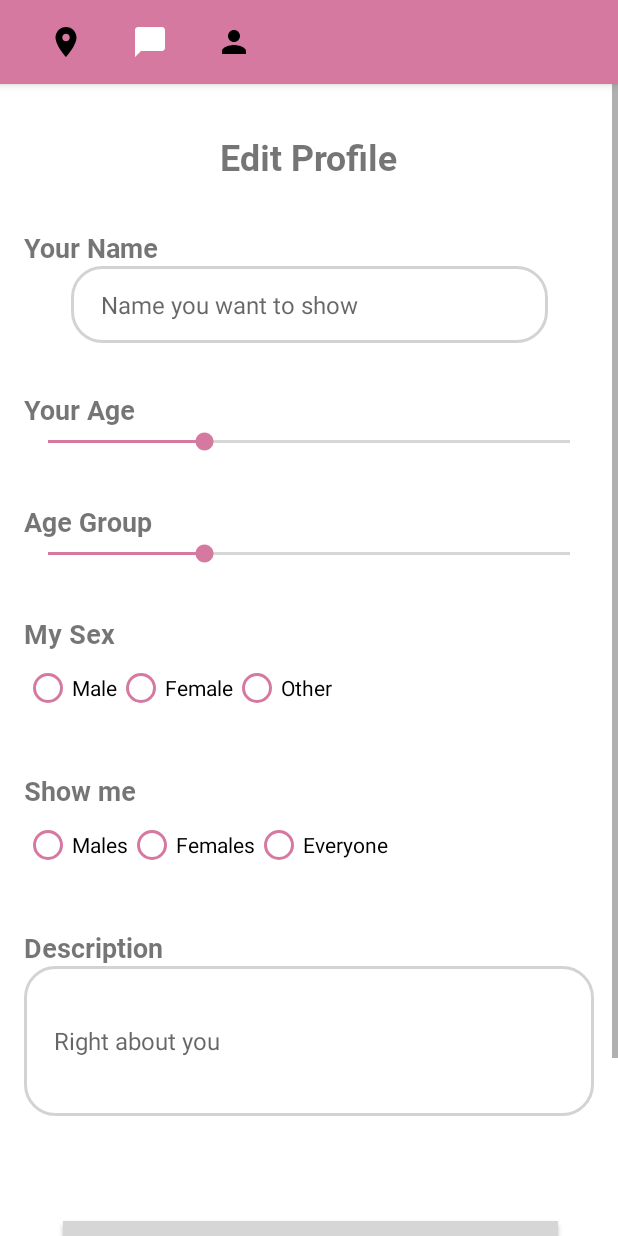
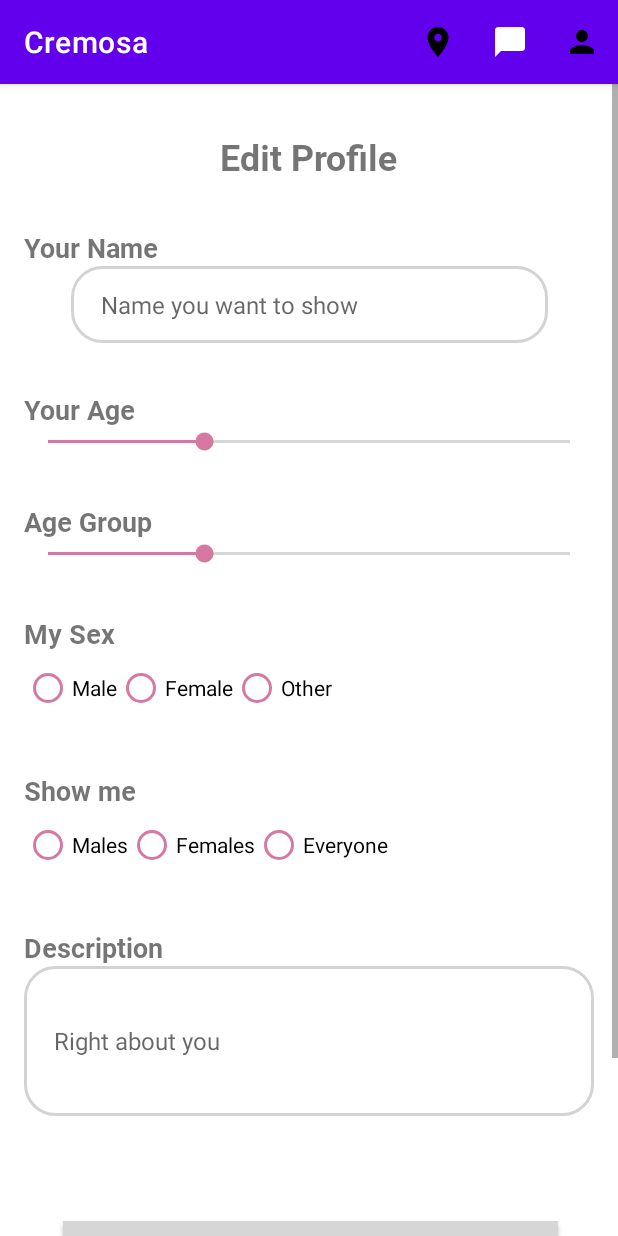
Before and after one commit to ICM-Cremosas/ICM-Main, an Android app: the EditProfile screen opened through its navigation route, on a phone screen of 412 x 824 dp. Run offline under Robolectric (Android 15) with nearby library versions, the phone set to English and light mode, and no system bars; our stand-ins replace data binding, navigation-ui; grey boxes are pictures that could not be loaded.

Commit message:
navbar working and redirecting

```diff
--- a/AREC/app/src/main/java/com/example/arec/EditProfile.kt
+++ b/AREC/app/src/main/java/com/example/arec/EditProfile.kt
@@ -1,12 +1,11 @@
 package com.example.arec
 
 import android.os.Bundle
-import android.view.LayoutInflater
-import android.view.View
-import android.view.ViewGroup
+import android.view.*
 import androidx.databinding.DataBindingUtil
 import androidx.fragment.app.Fragment
 import androidx.navigation.findNavController
+import androidx.navigation.ui.NavigationUI
 import com.example.arec.databinding.EditProfileBinding
 
 class EditProfile : Fragment() {
@@ -15,7 +14,18 @@ class EditProfile : Fragment() {
         val binding = DataBindingUtil.inflate<EditProfileBinding>(inflater, R.layout.edit_profile,container,false)
 
         binding.butSave.setOnClickListener { view : View ->
-            view.findNavController().navigate(R.id.action_editProfile_to_askLoc) }
+            view.findNavController().navigate(R.id.action_editProfile_to_profileFragment) }
+        setHasOptionsMenu(true)
         return binding.root
     }
+
+    override fun onCreateOptionsMenu(menu: Menu, inflater: MenuInflater) {
+        super.onCreateOptionsMenu(menu, inflater)
+        inflater.inflate(R.menu.toolbar_menu,menu)
+    }
+
+    override fun onOptionsItemSelected(item: MenuItem): Boolean {
+        return NavigationUI.onNavDestinationSelected(item, requireView().findNavController())
+                || super.onOptionsItemSelected(item)
+    }
 }
--- a/AREC/app/src/main/java/com/example/arec/Login.kt
+++ b/AREC/app/src/main/java/com/example/arec/Login.kt
@@ -12,7 +12,6 @@ import com.example.arec.databinding.LoginBinding
 class Login : Fragment() {
     override fun onCreateView(inflater: LayoutInflater, container: ViewGroup?, savedInstanceState: Bundle?): View? {
         val binding = DataBindingUtil.inflate<LoginBinding>(inflater, R.layout.login,container,false)
-
         binding.butLogin.setOnClickListener { view : View ->
             view.findNavController().navigate(R.id.action_login_to_mapsActivity) }
 
--- a/AREC/app/src/main/java/com/example/arec/MainActivity.kt
+++ b/AREC/app/src/main/java/com/example/arec/MainActivity.kt
@@ -11,26 +11,5 @@ class MainActivity : AppCompatActivity() {
         super.onCreate(savedInstanceState)
         setContentView(R.layout.activity_main)
 
-        supportActionBar?.setDisplayShowTitleEnabled(false)
-        supportActionBar?.setBackgroundDrawable(ColorDrawable(resources.getColor(R.color.pink)))
-
-        val actionBarLayout = layoutInflater.inflate(R.layout.action_bar_layout, null)
-        supportActionBar?.setCustomView(actionBarLayout)
-        supportActionBar?.setDisplayShowCustomEnabled(true)
-
-        actionBarLayout.findViewById<ImageView>(R.id.iv_map).setOnClickListener {
-            // Handle map icon click
-        }
-
-        actionBarLayout.findViewById<ImageView>(R.id.iv_chat).setOnClickListener {
-            // Handle chat icon click
-        }
-
-        actionBarLayout.findViewById<ImageView>(R.id.iv_profile).setOnClickListener {
-            // Handle profile icon click
-        }
     }
-
-
-
 }
--- a/AREC/app/src/main/java/com/example/arec/Register.kt
+++ b/AREC/app/src/main/java/com/example/arec/Register.kt
@@ -13,7 +13,7 @@ class Register : Fragment() {
         val binding = DataBindingUtil.inflate<RegisterBinding>(inflater, R.layout.register,container,false)
 
         binding.butRegister.setOnClickListener { view : View ->
-            view.findNavController().navigate(R.id.action_register_to_editProfile) }
+            view.findNavController().navigate(R.id.action_register_to_editProfileOnRegister) }
         return binding.root
     }
 
--- a/AREC/app/src/main/res/layout/action_bar_layout.xml
+++ /dev/null
@@ -1,43 +0,0 @@
-<?xml version="1.0" encoding="utf-8"?>
-<layout xmlns:android="http://schemas.android.com/apk/res/android"
-    xmlns:app="http://schemas.android.com/apk/res-auto"
-    xmlns:tools="http://schemas.android.com/tools"
-    >
-<androidx.constraintlayout.widget.ConstraintLayout xmlns:android="http://schemas.android.com/apk/res/android"
-    android:layout_width="match_parent"
-    android:layout_height="match_parent">
-
-    <LinearLayout
-        android:layout_width="match_parent"
-        android:layout_height="match_parent"
-        android:gravity="center_vertical"
-        android:orientation="horizontal">
-
-        <ImageView
-            android:id="@+id/iv_map"
-            android:layout_width="0dp"
-            android:layout_height="wrap_content"
-            android:layout_weight="1"
-            android:src="@drawable/ic_map"
-            android:padding="16dp" />
-
-        <ImageView
-            android:id="@+id/iv_chat"
-            android:layout_width="0dp"
-            android:layout_height="wrap_content"
-            android:layout_weight="1"
-            android:src="@drawable/ic_chat"
-            android:padding="16dp" />
-
-        <ImageView
-            android:id="@+id/iv_profile"
-            android:layout_width="0dp"
-            android:layout_height="wrap_content"
-            android:layout_weight="1"
-            android:src="@drawable/ic_person"
-            android:padding="16dp" />
-
-    </LinearLayout>
-
-</androidx.constraintlayout.widget.ConstraintLayout>
-</layout>
--- /dev/null
+++ b/AREC/app/src/main/res/menu/toolbar_menu.xml
@@ -0,0 +1,22 @@
+<menu xmlns:android="http://schemas.android.com/apk/res/android"
+    xmlns:app="http://schemas.android.com/apk/res-auto">
+
+    <item
+        android:id="@+id/mapsActivity"
+        android:icon="@drawable/ic_map"
+        android:title="@string/menu_map"
+        app:showAsAction="ifRoom"/>
+
+    <item
+        android:id="@+id/chatFragment"
+        android:icon="@drawable/ic_chat"
+        android:title="@string/menu_chat"
+        app:showAsAction="ifRoom"/>
+
+    <item
+        android:id="@+id/profileFragment"
+        android:icon="@drawable/ic_person"
+        android:title="@string/menu_profile"
+        app:showAsAction="ifRoom"/>
+
+</menu>
--- a/AREC/app/src/main/res/navigation/navigation.xml
+++ b/AREC/app/src/main/res/navigation/navigation.xml
@@ -23,16 +23,8 @@
         android:label="register"
         tools:layout="@layout/register" >
         <action
-            android:id="@+id/action_register_to_editProfile"
-            app:destination="@id/editProfile" />
-    </fragment>
-    <fragment
-        android:id="@+id/editProfile"
-        android:name="com.example.arec.EditProfile"
-        android:label="EditProfile" >
-        <action
-            android:id="@+id/action_editProfile_to_askLoc"
-            app:destination="@id/askLoc" />
+            android:id="@+id/action_register_to_editProfileOnRegister"
+            app:destination="@id/editProfileOnRegister" />
     </fragment>
     <fragment
         android:id="@+id/askLoc"
@@ -65,4 +57,35 @@
         android:name="com.example.arec.CreateEvent"
         android:label="create_event"
         tools:layout="@layout/create_event" />
+    <fragment
+        android:id="@+id/profileFragment"
+        android:name="com.example.arec.Profile"
+        android:label="Profile" >
+        <action
+            android:id="@+id/action_profileFragment_to_editProfile"
+            app:destination="@id/editProfile" />
+    </fragment>
+    <fragment
+        android:id="@+id/chatFragment"
+        android:name="com.example.arec.Chat"
+        android:label="activity_chat"
+        tools:layout="@layout/activity_chat" />
+    <fragment
+        android:id="@+id/editProfile"
+        android:name="com.example.arec.EditProfile"
+        android:label="edit_profile"
+        tools:layout="@layout/edit_profile" >
+        <action
+            android:id="@+id/action_editProfile_to_profileFragment"
+            app:destination="@id/profileFragment" />
+    </fragment>
+    <fragment
+        android:id="@+id/editProfileOnRegister"
+        android:name="com.example.arec.EditProfileOnRegister"
+        android:label="edit_profile_on_register"
+        tools:layout="@layout/edit_profile_on_register" >
+        <action
+            android:id="@+id/action_editProfileOnRegister_to_askLoc"
+            app:destination="@id/askLoc" />
+    </fragment>
 </navigation>
--- a/AREC/app/src/main/res/values/strings.xml
+++ b/AREC/app/src/main/res/values/strings.xml
@@ -39,4 +39,8 @@
     <string name="profile_your_age">Your Age</string>
     <string name="profile_but_edit">Edit</string>
     <string name="imagens_de_profile">Imagens de profile</string>
+    <string name="search">search</string>
+    <string name="menu_map">map</string>
+    <string name="menu_chat">chat</string>
+    <string name="menu_profile">profile</string>
 </resources>
```
Also changed, not shown: AREC/app/src/main/java/com/example/arec/CreateEvent.kt (+14 -3 lines), AREC/app/src/main/java/com/example/arec/EditProfileOnRegister.kt (added, +22 -0 lines), AREC/app/src/main/java/com/example/arec/EventDescription.kt (+14 -3 lines), AREC/app/src/main/java/com/example/arec/MapsActivity.kt (+13 -4 lines), AREC/app/src/main/java/com/example/arec/Profile.kt (+16 -3 lines), AREC/app/src/main/res/layout/edit_profile_on_register.xml (added, +273 -0 lines).
